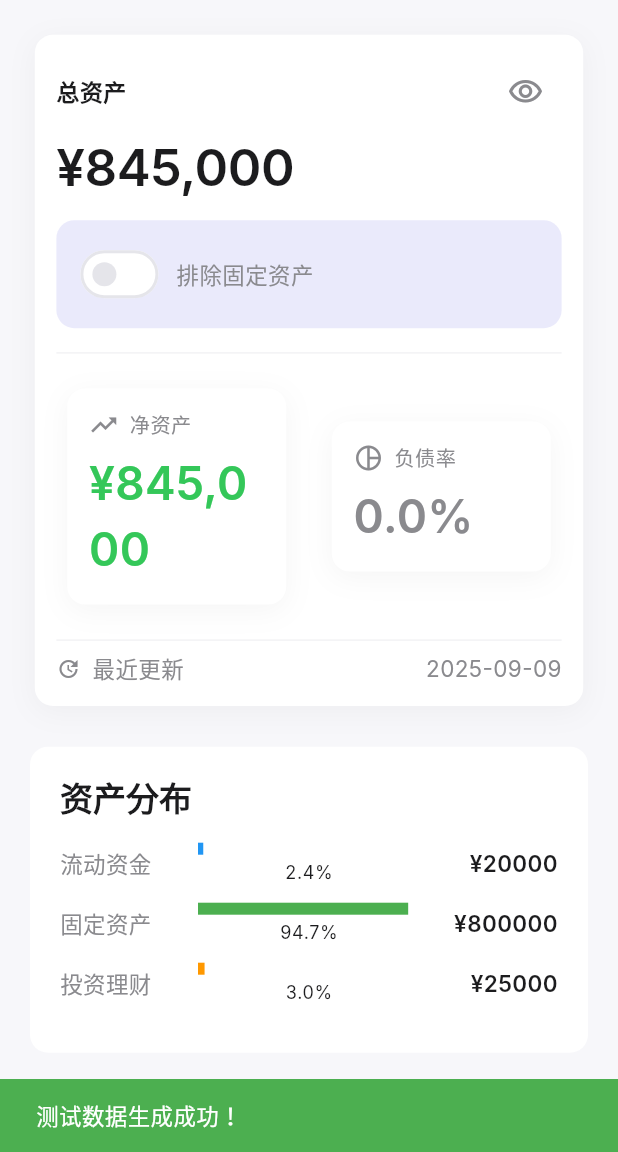
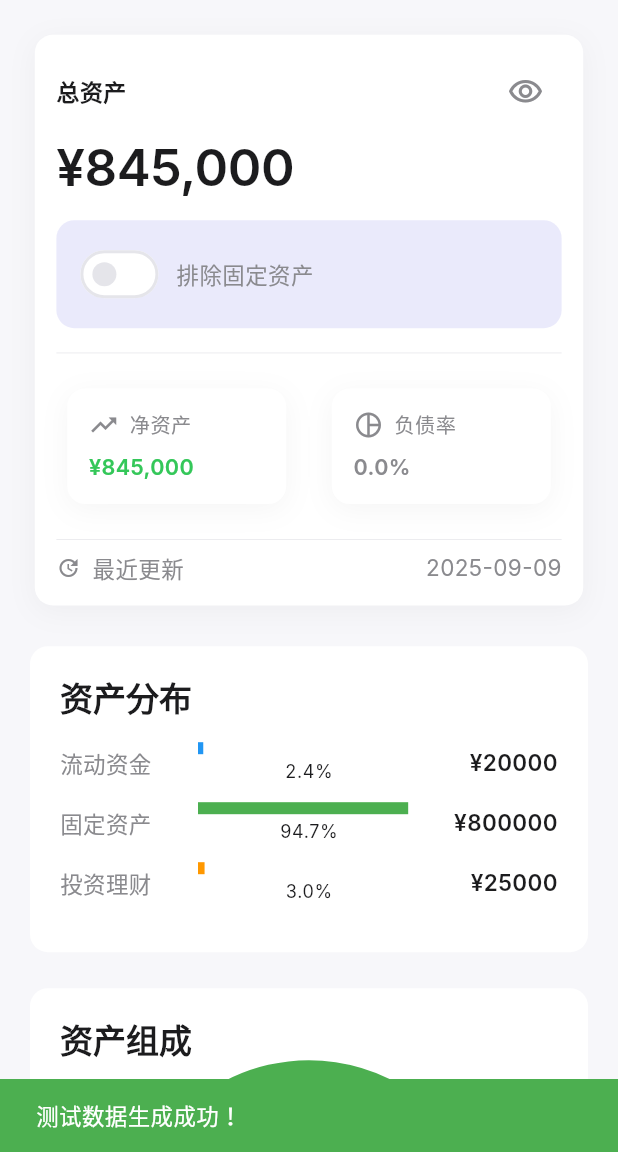
Before and after one commit to Fuenshuo/your_finance_helper, a Flutter app: the screen it shows after launch, after a tap on "生成测试数据", on a phone screen of 412 x 824 dp, the part 84-1236 px from its top. Run offline on Flutter 3.47's test engine with Material 3 defaults, Android fonts, the light colour scheme and no system bars; drawn by our look-alikes of fl_chart; our stand-ins replace equatable, shared_preferences; Roboto replaces fonts that are missing (Inter).

Commit message:
fix: 修复StatCard中净资产金额字体过大的问题
🐛 问题修复：
- StatCard中的金额显示字体在移动端过大
- 创建了专门的statCardAmountStyle样式
- 使用16px基础字体大小，比原来的24px更小

🛠 技术实现：
- 新增ResponsiveTextStyles.getStatCardAmountStyle()方法
- 添加context.statCardAmountStyle()扩展方法
- 更新StatCard组件使用新的专用样式

📱 移动端优化：
- 净资产、负债率等小模块的金额字体现在更合适
- 保持视觉层次的同时提升移动端体验
- 字体大小从24px减少到16px（移动端约14.4px）

```diff
--- a/lib/theme/app_theme.dart
+++ b/lib/theme/app_theme.dart
@@ -1,5 +1,5 @@
+import 'package:flutter/foundation.dart';
 import 'package:flutter/material.dart';
-import 'package:flutter/foundation.dart';
 
 class AppTheme {
   // 色彩规范 - 按照UI_UX设计文档
@@ -24,12 +24,14 @@ class AppTheme {
   static BoxShadow get cardShadow => BoxShadow(
         color: Colors.black.withOpacity(0.04),
         blurRadius: 16,
-        spreadRadius: 0,
         offset: const Offset(0, 4),
       );
 
   // 响应式字体大小
-  static double getResponsiveFontSize(BuildContext context, double baseFontSize) {
+  static double getResponsiveFontSize(
+    BuildContext context,
+    double baseFontSize,
+  ) {
     final mediaQuery = MediaQuery.of(context);
     final devicePixelRatio = mediaQuery.devicePixelRatio;
     final screenWidth = mediaQuery.size.width;
@@ -39,7 +41,7 @@ class AppTheme {
       return baseFontSize; // Web端保持原大小
     } else {
       // 移动端根据屏幕宽度和像素密度调整
-      double scaleFactor = 1.0;
+      var scaleFactor = 1.0;
 
       if (screenWidth < 400) {
         // 小屏手机
@@ -80,8 +82,7 @@ class AppTheme {
   }
 
   // 主题数据
-  static ThemeData get lightTheme {
-    return ThemeData(
+  static ThemeData get lightTheme => ThemeData(
         useMaterial3: true,
         fontFamily: fontFamily,
 
@@ -89,8 +90,6 @@ class AppTheme {
         colorScheme: const ColorScheme.light(
           primary: primaryAction,
           secondary: accentBackground,
-        surface: Colors.white,
-        onPrimary: Colors.white,
           onSecondary: primaryText,
           onSurface: primaryText,
           outline: dividerColor,
@@ -244,7 +243,6 @@ class AppTheme {
         ),
       );
 }
-}
 
 // 扩展方法，方便使用设计规范
 extension AppThemeExtensions on BuildContext {
@@ -272,7 +270,8 @@ extension AppThemeExtensions on BuildContext {
   double get spacing32 => AppTheme.baseSpacing * 4; // 32pt
 
   // 响应式间距
-  double responsiveSpacing(double baseSpacing) => AppTheme.getResponsiveSpacing(this, baseSpacing);
+  double responsiveSpacing(double baseSpacing) =>
+      AppTheme.getResponsiveSpacing(this, baseSpacing);
   double get responsiveSpacing4 => responsiveSpacing(4);
   double get responsiveSpacing8 => responsiveSpacing(8);
   double get responsiveSpacing12 => responsiveSpacing(12);
@@ -281,7 +280,8 @@ extension AppThemeExtensions on BuildContext {
   double get responsiveSpacing32 => responsiveSpacing(32);
 
   // 响应式字体大小
-  double responsiveFontSize(double baseFontSize) => AppTheme.getResponsiveFontSize(this, baseFontSize);
+  double responsiveFontSize(double baseFontSize) =>
+      AppTheme.getResponsiveFontSize(this, baseFontSize);
 
   // 获取圆角
   double get borderRadius => AppTheme.borderRadius;
@@ -298,27 +298,23 @@ extension AppThemeExtensions on BuildContext {
   }
 
   // 格式化百分比
-  String formatPercentage(double percentage) {
-    return '${percentage.toStringAsFixed(1)}%';
-  }
+  String formatPercentage(double percentage) =>
+      '${percentage.toStringAsFixed(1)}%';
 
   // 获取文本主题
   TextTheme get textTheme => Theme.of(this).textTheme;
 
   // 格式化日期时间
-  String formatDateTime(DateTime dateTime) {
-    return '${dateTime.year}-${dateTime.month.toString().padLeft(2, '0')}-${dateTime.day.toString().padLeft(2, '0')} ${dateTime.hour.toString().padLeft(2, '0')}:${dateTime.minute.toString().padLeft(2, '0')}';
-  }
+  String formatDateTime(DateTime dateTime) =>
+      '${dateTime.year}-${dateTime.month.toString().padLeft(2, '0')}-${dateTime.day.toString().padLeft(2, '0')} ${dateTime.hour.toString().padLeft(2, '0')}:${dateTime.minute.toString().padLeft(2, '0')}';
 
   // 格式化日期
-  String formatDate(DateTime date) {
-    return '${date.year}-${date.month.toString().padLeft(2, '0')}-${date.day.toString().padLeft(2, '0')}';
-  }
+  String formatDate(DateTime date) =>
+      '${date.year}-${date.month.toString().padLeft(2, '0')}-${date.day.toString().padLeft(2, '0')}';
 
   // 格式化时间
-  String formatTime(DateTime dateTime) {
-    return '${dateTime.hour.toString().padLeft(2, '0')}:${dateTime.minute.toString().padLeft(2, '0')}';
-  }
+  String formatTime(DateTime dateTime) =>
+      '${dateTime.hour.toString().padLeft(2, '0')}:${dateTime.minute.toString().padLeft(2, '0')}';
 
   // 获取边框颜色
   Color get borderColor => dividerColor;
--- a/lib/theme/responsive_text_styles.dart
+++ b/lib/theme/responsive_text_styles.dart
@@ -113,6 +113,16 @@ class ResponsiveTextStyles {
       color: isPositive ? AppTheme.increaseColor : AppTheme.decreaseColor,
     );
   }
+
+  // StatCard专用金额样式（移动端优化）
+  static TextStyle getStatCardAmountStyle(BuildContext context, {bool isPositive = true}) {
+    return TextStyle(
+      fontFamily: AppTheme.fontFamily,
+      fontSize: AppTheme.getResponsiveFontSize(context, 16),
+      fontWeight: FontWeight.w600,
+      color: isPositive ? AppTheme.increaseColor : AppTheme.decreaseColor,
+    );
+  }
 }
 
 /// 扩展方法，方便使用响应式文本样式
@@ -133,4 +143,5 @@ extension ResponsiveTextStylesExtension on BuildContext {
   // 金额样式
   TextStyle amountStyle({bool isPositive = true}) => ResponsiveTextStyles.getAmountStyle(this, isPositive: isPositive);
   TextStyle largeAmountStyle({bool isPositive = true}) => ResponsiveTextStyles.getLargeAmountStyle(this, isPositive: isPositive);
+  TextStyle statCardAmountStyle({bool isPositive = true}) => ResponsiveTextStyles.getStatCardAmountStyle(this, isPositive: isPositive);
 }
--- a/lib/widgets/app_card.dart
+++ b/lib/widgets/app_card.dart
@@ -143,7 +143,7 @@ class StatCard extends StatelessWidget {
           SizedBox(height: context.responsiveSpacing8),
           Text(
             value,
-            style: context.responsiveDisplayLarge.copyWith(
+            style: context.statCardAmountStyle(isPositive: valueColor == context.increaseColor).copyWith(
               color: valueColor ?? context.primaryText,
             ),
           ),
--- a/lib/widgets/asset_overview_card.dart
+++ b/lib/widgets/asset_overview_card.dart
@@ -1,17 +1,16 @@
 import 'package:flutter/material.dart';
 import 'package:provider/provider.dart';
-import '../providers/asset_provider.dart';
-import '../theme/app_theme.dart';
-import '../theme/responsive_text_styles.dart';
-import '../widgets/app_animations.dart';
-import '../widgets/app_card.dart';
+import 'package:your_finance_flutter/providers/asset_provider.dart';
+import 'package:your_finance_flutter/theme/app_theme.dart';
+import 'package:your_finance_flutter/theme/responsive_text_styles.dart';
+import 'package:your_finance_flutter/widgets/app_animations.dart';
+import 'package:your_finance_flutter/widgets/app_card.dart';
 
 class AssetOverviewCard extends StatelessWidget {
   const AssetOverviewCard({super.key});
 
   @override
-  Widget build(BuildContext context) {
-    return Consumer<AssetProvider>(
+  Widget build(BuildContext context) => Consumer<AssetProvider>(
         builder: (context, assetProvider, child) {
           final totalAssets = assetProvider.calculateTotalAssets();
           final netAssets = assetProvider.calculateNetAssets();
@@ -61,7 +60,8 @@ class AssetOverviewCard extends StatelessWidget {
                     children: [
                       Switch(
                         value: assetProvider.excludeFixedAssets,
-                      onChanged: (_) => assetProvider.toggleExcludeFixedAssets(),
+                        onChanged: (_) =>
+                            assetProvider.toggleExcludeFixedAssets(),
                         activeColor: context.primaryAction,
                       ),
                       SizedBox(width: context.spacing8),
@@ -96,7 +96,9 @@ class AssetOverviewCard extends StatelessWidget {
                       child: StatCard(
                         title: '负债率',
                         value: '${debtRatio.toStringAsFixed(1)}%',
-                      valueColor: debtRatio > 50 ? context.increaseColor : context.secondaryText,
+                        valueColor: debtRatio > 50
+                            ? context.increaseColor
+                            : context.secondaryText,
                         icon: Icons.pie_chart_outline,
                       ),
                     ),
@@ -134,4 +136,3 @@ class AssetOverviewCard extends StatelessWidget {
         },
       );
 }
-}
```
Also changed, not shown: lib/screens/responsive_test_screen.dart (+13 -28 lines), lib/screens/transaction_list_screen.dart (indentation only). Lines whose indentation alone changed are shown as unchanged.
